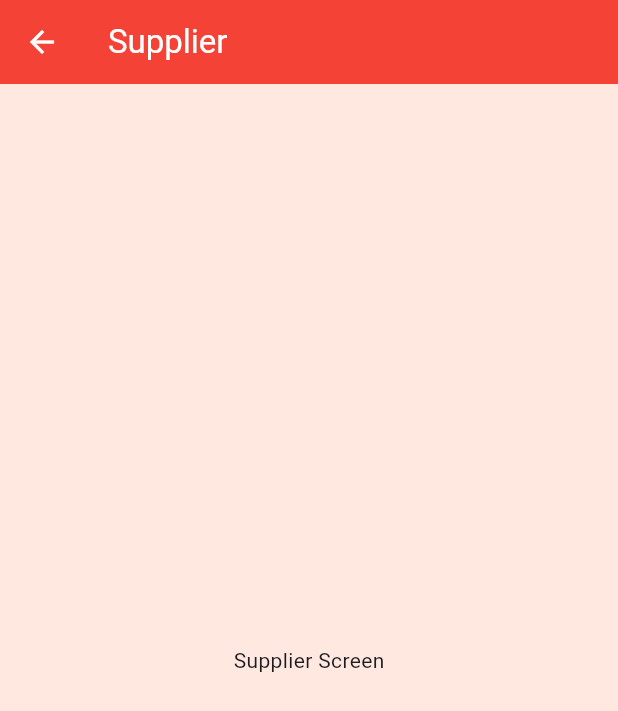
After one commit to Edward1326/Wing-Works, a Flutter app: the SupplierScreen screen opened directly, on a phone screen of 412 x 824 dp. The commit adds this screen. Shown: the top 711 px of the screen. Run offline on Flutter 3.47's test engine with Material 3 defaults, Android fonts, the phone set to English and light mode, and no system bars.

Commit message:
added login page and supplier navigation button for inventory page

```diff
--- a/flutter_frontend/lib/screens/inventory/inventory_main_s.dart
+++ b/flutter_frontend/lib/screens/inventory/inventory_main_s.dart
@@ -3,6 +3,7 @@ import 'menu_item/menu_item_s.dart'; // Import Menu Items screen
 import 'ingredients/ingredients_s.dart'; // Import Ingredients screen
 import 'inv_categories/inv_categories_s.dart'; // Import Categories screen
 import 'req_pos/req_pos_s.dart'; // Import Request Purchase Order screen
+import 'supplier/inv_supl_s.dart'; // Import Supplier screen
 
 // 🏠 Inventory Main Screen - Users navigate between Inventory functionalities.
 class InventoryMainScreen extends StatelessWidget {
@@ -82,6 +83,7 @@ class InventoryMainScreen extends StatelessWidget {
               _buildNavButton(Icons.inventory, "Ingredients", context, IngredientsScreen()),
               _buildNavButton(Icons.grid_view, "Categories", context, InvCategoriesScreen()),
               _buildNavButton(Icons.shopping_cart, "Request Purchase Order", context, ReqPosScreen()),
+              _buildNavButton(Icons.shopping_cart, "Supplier", context, SupplierScreen()),
             ],
           ),
         ),
--- /dev/null
+++ b/flutter_frontend/lib/screens/inventory/supplier/inv_supl_s.dart
@@ -0,0 +1,26 @@
+import 'package:flutter/material.dart';
+
+class SupplierScreen extends StatelessWidget {
+  @override
+  Widget build(BuildContext context) {
+    return Scaffold(
+      appBar: AppBar(
+        backgroundColor: Colors.red,
+        title: Text(
+          'Supplier',
+          style: TextStyle(color: Colors.white),
+        ),
+        leading: IconButton(
+          icon: Icon(Icons.arrow_back, color: Colors.white),
+          onPressed: () => Navigator.pop(context),
+        ),
+      ),
+      body: Container(
+        color: Color(0xFFFFE8E0),
+        child: Center(
+          child: Text('Supplier Screen'),
+        ),
+      ),
+    );
+  }
+}
```
Also changed, not shown: flutter_frontend/lib/screens/login/login_s.dart (added).
